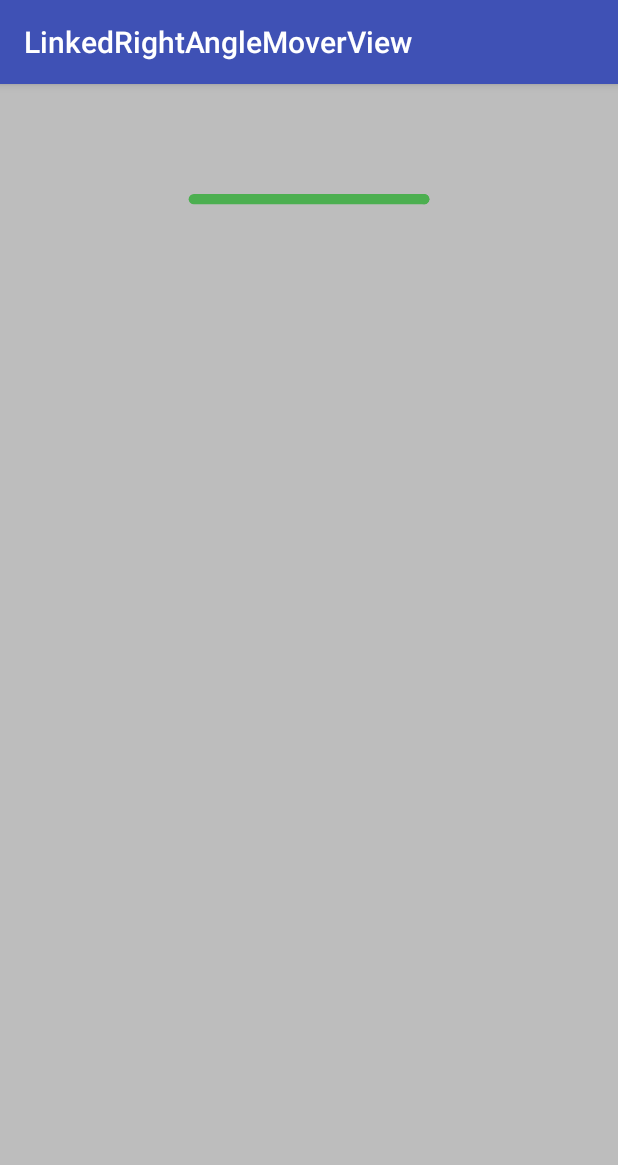
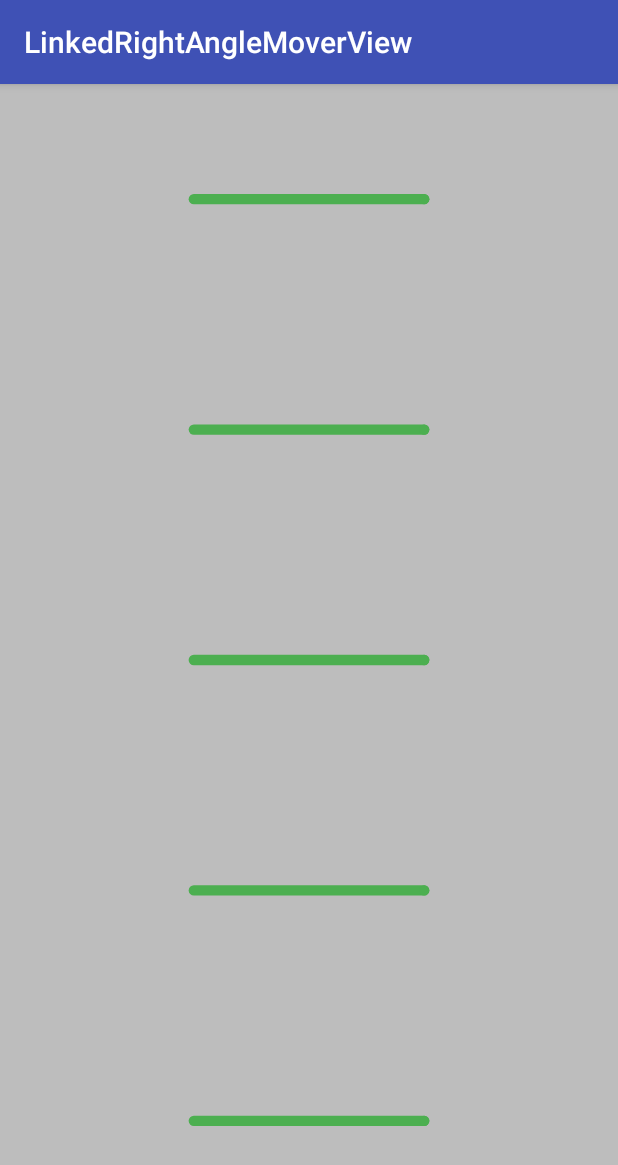
Before and after one commit to Anwesh43/LinkedLRAMView, an Android app: the screen it shows after launch (MainActivity), on a phone screen of 412 x 824 dp. Shown: the top 1165 px of the screen. Run offline under Robolectric (Android 15) with nearby library versions, the phone set to English and light mode, and no system bars.

Commit message:
adding fixes

```diff
--- a/lramview/src/main/java/com/anwesh/uiprojects/lramview/LRAMView.kt
+++ b/lramview/src/main/java/com/anwesh/uiprojects/lramview/LRAMView.kt
@@ -17,8 +17,8 @@ fun Canvas.drawLRAMNode(i : Int, scale : Float, paint : Paint) {
     val h : Float = height.toFloat()
     val w : Float = width.toFloat()
     val hGap : Float = h / nodes
-    val sc1 : Float = Math.min(0.5f, scale)
-    val sc2 : Float = Math.min(0.5f, Math.max(0f, scale - 0.5f))
+    val sc1 : Float = Math.min(0.5f, scale) * 2
+    val sc2 : Float = Math.min(0.5f, Math.max(0f, scale - 0.5f)) * 2
     paint.strokeWidth = Math.min(w, h) / 60
     paint.strokeCap = Paint.Cap.ROUND
     paint.color = Color.parseColor("#4CAF50")
@@ -103,7 +103,7 @@ class LRAMView (ctx : Context) : View(ctx) {
         private var prev : LRAMNode? = null
 
         init {
-
+            addNeighbor()
         }
 
         fun addNeighbor() {
```
